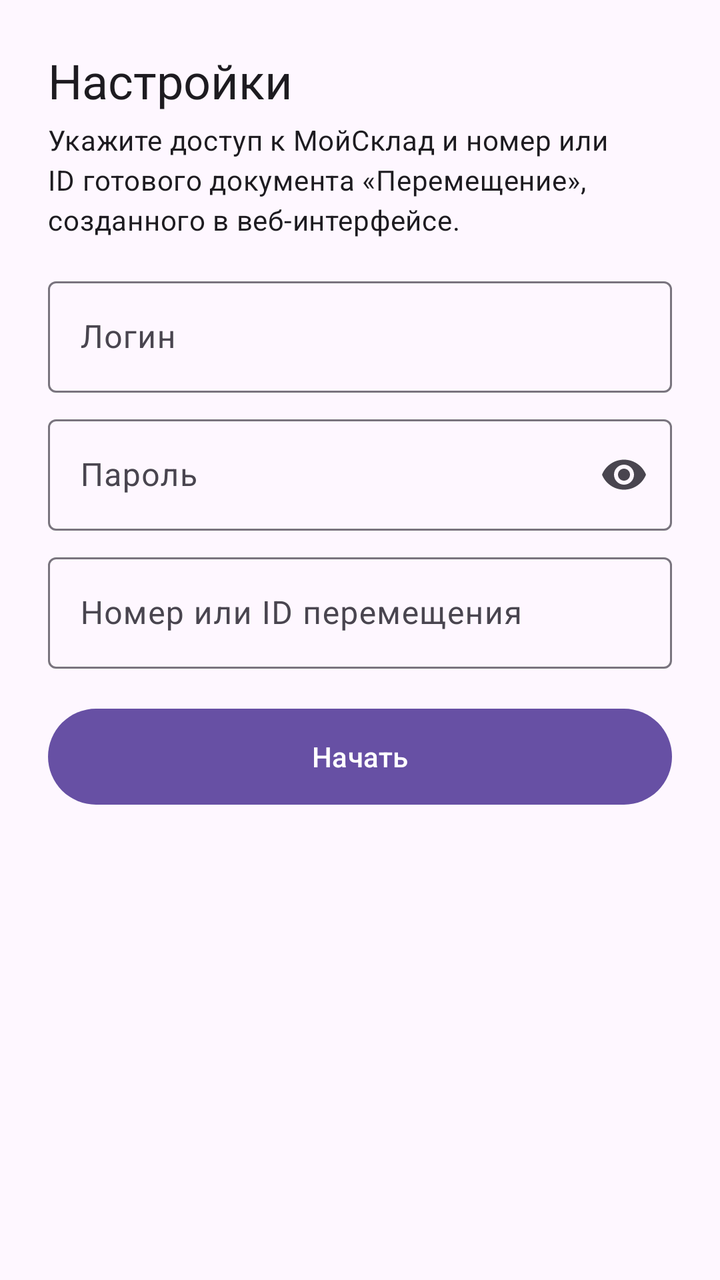
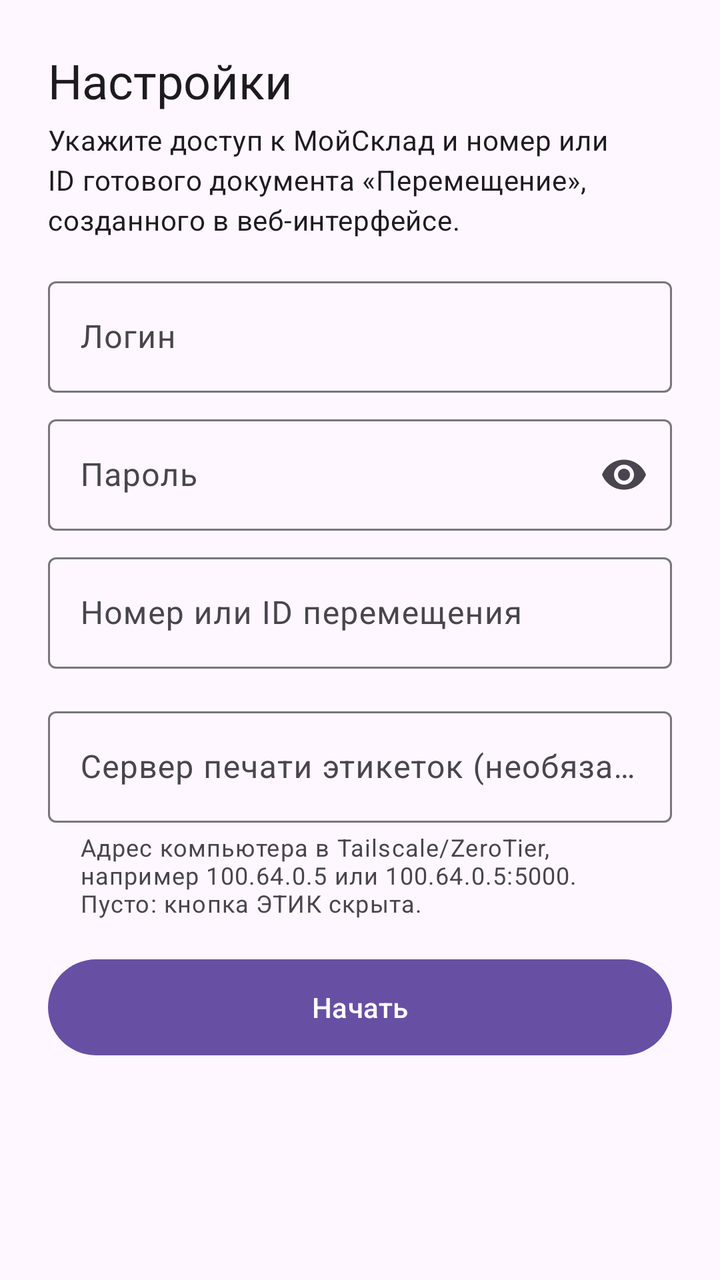

Two renders of the same Android screen: before a commit and after it. Below are the layout's source before the change and the commit's diff.
<!-- AndroidManifest.xml: application theme Theme.MSklad -->
<!-- res/layout/activity_settings.xml -->
<?xml version="1.0" encoding="utf-8"?>
<ScrollView xmlns:android="http://schemas.android.com/apk/res/android"
    xmlns:app="http://schemas.android.com/apk/res-auto"
    android:layout_width="match_parent"
    android:layout_height="match_parent"
    android:fillViewport="true">

    <LinearLayout
        android:layout_width="match_parent"
        android:layout_height="wrap_content"
        android:orientation="vertical"
        android:padding="24dp">

        <TextView
            android:layout_width="match_parent"
            android:layout_height="wrap_content"
            android:layout_marginBottom="4dp"
            android:text="@string/settings_title"
            android:textAppearance="?attr/textAppearanceHeadlineSmall" />

        <TextView
            android:layout_width="match_parent"
            android:layout_height="wrap_content"
            android:layout_marginBottom="16dp"
            android:text="@string/settings_hint"
            android:textAppearance="?attr/textAppearanceBodyMedium" />

        <com.google.android.material.textfield.TextInputLayout
            android:id="@+id/loginLayout"
            android:layout_width="match_parent"
            android:layout_height="wrap_content"
            android:layout_marginBottom="8dp"
            android:hint="@string/login">

            <com.google.android.material.textfield.TextInputEditText
                android:id="@+id/loginEdit"
                android:layout_width="match_parent"
                android:layout_height="wrap_content"
                android:inputType="textEmailAddress"
                android:singleLine="true" />
        </com.google.android.material.textfield.TextInputLayout>

        <com.google.android.material.textfield.TextInputLayout
            android:id="@+id/passwordLayout"
            android:layout_width="match_parent"
            android:layout_height="wrap_content"
            android:layout_marginBottom="8dp"
            android:hint="@string/password"
            app:endIconMode="password_toggle">

            <com.google.android.material.textfield.TextInputEditText
                android:id="@+id/passwordEdit"
                android:layout_width="match_parent"
                android:layout_height="wrap_content"
                android:inputType="textPassword"
                android:singleLine="true" />
        </com.google.android.material.textfield.TextInputLayout>

        <com.google.android.material.textfield.TextInputLayout
            android:id="@+id/moveLayout"
            android:layout_width="match_parent"
            android:layout_height="wrap_content"
            android:layout_marginBottom="16dp"
            android:hint="@string/move_number_or_id">

            <com.google.android.material.textfield.TextInputEditText
                android:id="@+id/moveEdit"
                android:layout_width="match_parent"
                android:layout_height="wrap_content"
                android:inputType="text"
                android:singleLine="true" />
        </com.google.android.material.textfield.TextInputLayout>

        <Button
            android:id="@+id/startButton"
            android:layout_width="match_parent"
            android:layout_height="56dp"
            android:text="@string/start" />

        <ProgressBar
            android:id="@+id/progress"
            style="?android:attr/progressBarStyle"
            android:layout_width="wrap_content"
            android:layout_height="wrap_content"
            android:layout_gravity="center_horizontal"
            android:layout_marginTop="16dp"
            android:visibility="gone" />

        <TextView
            android:id="@+id/errorText"
            android:layout_width="match_parent"
            android:layout_height="wrap_content"
            android:layout_marginTop="16dp"
            android:textColor="@color/error_red"
            android:textAppearance="?attr/textAppearanceBodyLarge"
            android:visibility="gone" />
    </LinearLayout>
</ScrollView>
<!-- resources referenced by this layout -->
<resources>
  <color name="error_red">#C62828</color>
  <string name="login">Логин</string>
  <string name="move_number_or_id">Номер или ID перемещения</string>
  <string name="password">Пароль</string>
  <string name="settings_hint">Укажите доступ к МойСклад и номер или ID готового документа «Перемещение», созданного в веб-интерфейсе.</string>
  <string name="settings_title">Настройки</string>
  <string name="start">Начать</string>
  <style name="Theme.MSklad" parent="Theme.Material3.Light.NoActionBar" />
</resources>

<!-- the commit's change to res/layout/activity_settings.xml (unified diff, before → after) -->
@@ -71,6 +71,23 @@
                 android:singleLine="true" />
         </com.google.android.material.textfield.TextInputLayout>
 
+        <com.google.android.material.textfield.TextInputLayout
+            android:id="@+id/printServerLayout"
+            android:layout_width="match_parent"
+            android:layout_height="wrap_content"
+            android:layout_marginBottom="16dp"
+            android:hint="@string/print_server_hint"
+            app:helperText="@string/print_server_helper"
+            app:helperTextEnabled="true">
+
+            <com.google.android.material.textfield.TextInputEditText
+                android:id="@+id/printServerEdit"
+                android:layout_width="match_parent"
+                android:layout_height="wrap_content"
+                android:inputType="textUri"
+                android:singleLine="true" />
+        </com.google.android.material.textfield.TextInputLayout>
+
         <Button
             android:id="@+id/startButton"
             android:layout_width="match_parent"
<!-- resource entries referenced after the edit -->
@@ -4,6 +4,8 @@
   <string name="login">Логин</string>
   <string name="move_number_or_id">Номер или ID перемещения</string>
   <string name="password">Пароль</string>
+  <string name="print_server_helper">Адрес компьютера в Tailscale/ZeroTier, например 100.64.0.5 или 100.64.0.5:5000. Пусто: кнопка ЭТИК скрыта.</string>
+  <string name="print_server_hint">Сервер печати этикеток (необязательно)</string>
   <string name="settings_hint">Укажите доступ к МойСклад и номер или ID готового документа «Перемещение», созданного в веб-интерфейсе.</string>
   <string name="settings_title">Настройки</string>
   <string name="start">Начать</string>
